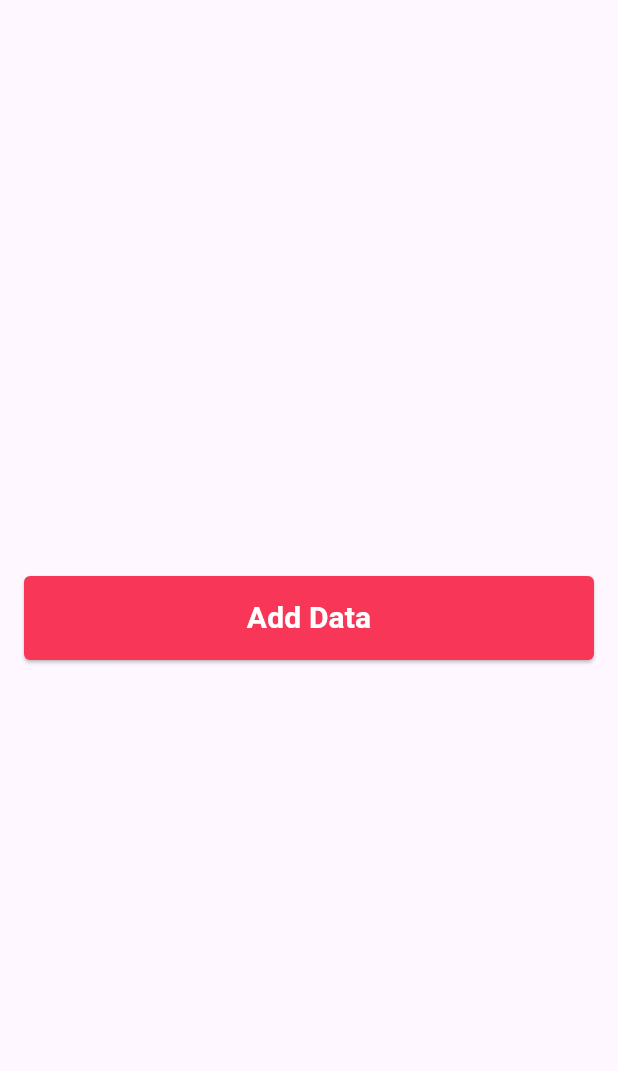
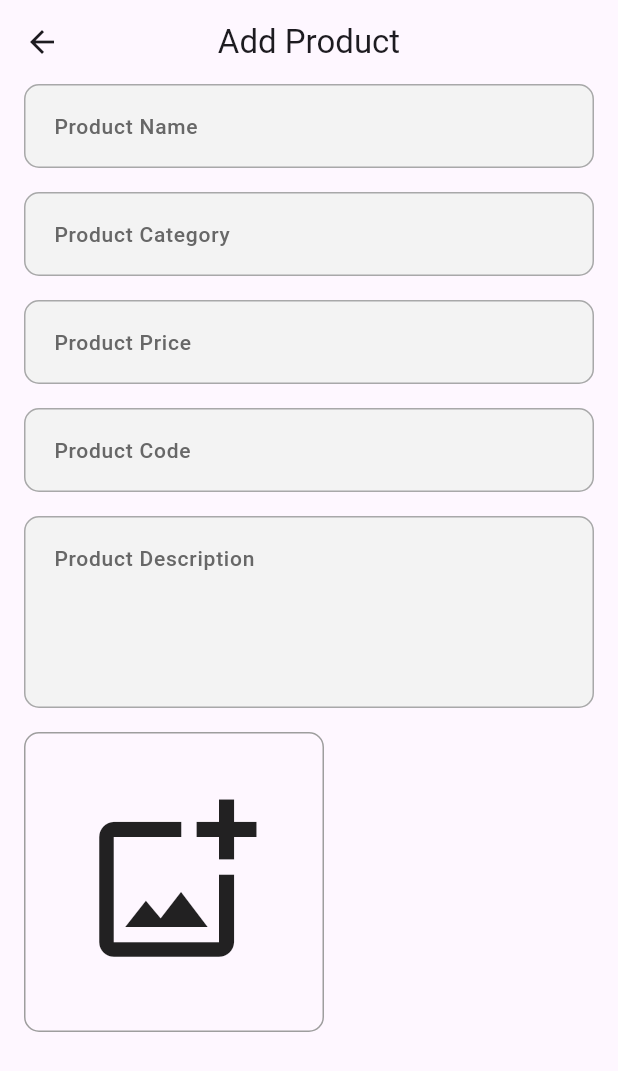
Before and after one commit to Ahmedmo1910/stylish_dashboard, a Flutter app: the screen it shows after launch, after a tap on "Add Data", on a phone screen of 412 x 824 dp. Shown: the top 1071 px of the screen. Run offline on Flutter 3.47's test engine with Material 3 defaults, Android fonts, the phone set to English and light mode, and no system bars; drawn by our look-alikes of skeletonizer; our stand-ins replace firebase_core, image_picker; accounts and stored records are empty; Roboto replaces fonts that are missing (Montserrat).

Commit message:
Implement Add Product feature with UI components

```diff
--- a/lib/core/helper_functions/on_generate_routes.dart
+++ b/lib/core/helper_functions/on_generate_routes.dart
@@ -1,10 +1,13 @@
 import 'package:flutter/material.dart';
+import 'package:stylish_dashboard/features/add_product/presentation/view/add_product_screen.dart';
 import 'package:stylish_dashboard/features/dashboard/view/dashboard_screen.dart';
 
 Route<dynamic> onGenerateRoute(RouteSettings settings) {
   switch (settings.name) {
     case DashboardScreen.routeName:
       return MaterialPageRoute(builder: (context) => const DashboardScreen());
+    case AddProductScreen.routeName:
+      return MaterialPageRoute(builder: (context) => const AddProductScreen());
     default:
       return MaterialPageRoute(builder: (context) => const Scaffold());
   }
--- /dev/null
+++ b/lib/core/widgets/build_app_bar.dart
@@ -0,0 +1,8 @@
+import 'package:flutter/material.dart';
+
+AppBar buildAppBar(String text) {
+  return AppBar(
+    title: Text(text),
+    centerTitle: true,
+  );
+}
--- /dev/null
+++ b/lib/core/widgets/custom_text_form_field.dart
@@ -0,0 +1,86 @@
+//import 'package:ecommerce/views/widgets/toastification_widget.dart';
+import 'package:flutter/material.dart';
+import 'package:stylish_dashboard/core/utils/app_colors.dart';
+import 'package:stylish_dashboard/core/utils/app_text_styles.dart';
+
+class CustomTextFormField extends StatelessWidget {
+  final TextEditingController? controller;
+  final String? hintText;
+  final void Function(String?)? onSaved;
+  final TextInputType? keyboardType;
+  final Color? fillColor;
+  final bool obscureText;
+  final Widget? suffixIcon;
+  final Widget? prefixIcon;
+  final int? maxLines;
+
+  const CustomTextFormField({
+    super.key,
+    this.controller,
+    this.hintText,
+    this.onSaved,
+    this.keyboardType,
+    this.fillColor = const Color(0xFFF3F3F3),
+    this.obscureText = false,
+    this.suffixIcon,
+    this.prefixIcon,
+    this.maxLines = 1,
+  });
+
+  @override
+  Widget build(BuildContext context) {
+    return TextFormField(
+      maxLines: maxLines,
+      controller: controller,
+      validator: (input) {
+        if (input == null || input.isEmpty) {
+          /*
+          ToastificationWidget.showError(
+            context,
+            title: "Error",
+            description: "Please Enter your $hintText",
+          );*/
+          return "Please Enter your $hintText";
+        }
+        return null;
+      },
+      autofillHints: const [
+        AutofillHints.email,
+        AutofillHints.password,
+        AutofillHints.name,
+        AutofillHints.telephoneNumber
+      ],
+      cursorColor: AppColors.primaryColor,
+      obscureText: obscureText,
+      decoration: InputDecoration(
+        hintText: hintText,
+        hintStyle: AppTextStyles.regular14.copyWith(
+          color: const Color(0xFF676767),
+        ),
+        filled: true,
+        fillColor: fillColor,
+        prefixIcon: prefixIcon,
+        suffixIcon: suffixIcon,
+        contentPadding: const EdgeInsets.symmetric(
+          horizontal: 16.0,
+          vertical: 16.0,
+        ),
+        border: buildBorder(),
+        enabledBorder: buildBorder(),
+        focusedBorder: buildBorder(),
+      ),
+      keyboardType: keyboardType,
+      onSaved: onSaved,
+    );
+  }
+
+  OutlineInputBorder buildBorder() {
+    return OutlineInputBorder(
+      borderRadius: BorderRadius.circular(10),
+      borderSide: const BorderSide(
+        color: Color(0xFFA8A8A9),
+        width: 1,
+      ),
+    );
+  }
+}
--- /dev/null
+++ b/lib/features/add_product/presentation/view/add_product_screen.dart
@@ -0,0 +1,15 @@
+import 'package:flutter/material.dart';
+import 'package:stylish_dashboard/core/widgets/build_app_bar.dart';
+import 'package:stylish_dashboard/features/add_product/presentation/view/widgets/add_product_view_body.dart';
+
+class AddProductScreen extends StatelessWidget {
+  const AddProductScreen({super.key});
+  static const routeName = 'addProduct';
+  @override
+  Widget build(BuildContext context) {
+    return Scaffold(
+      appBar: buildAppBar('Add Product'),
+      body: const AddProductViewBody(),
+    );
+  }
+}
--- /dev/null
+++ b/lib/features/add_product/presentation/view/widgets/add_product_view_body.dart
@@ -0,0 +1,64 @@
+import 'package:flutter/material.dart';
+import 'package:stylish_dashboard/core/widgets/custom_text_form_field.dart';
+
+import 'image_field.dart';
+
+class AddProductViewBody extends StatefulWidget {
+  const AddProductViewBody({super.key});
+
+  @override
+  State<AddProductViewBody> createState() => _AddProductViewBodyState();
+}
+
+class _AddProductViewBodyState extends State<AddProductViewBody> {
+  final GlobalKey<FormState> _formKey = GlobalKey<FormState>();
+  AutovalidateMode autovalidateMode = AutovalidateMode.disabled;
+
+  @override
+  Widget build(BuildContext context) {
+    return SingleChildScrollView(
+      child: Form(
+        key: _formKey,
+        autovalidateMode: autovalidateMode,
+        child:  Padding(
+          padding:const EdgeInsets.symmetric(horizontal: 16),
+          child: Column(
+            crossAxisAlignment: CrossAxisAlignment.start,
+            children: [
+              CustomTextFormField(
+                hintText: 'Product Name',
+              ),
+              SizedBox(height: 16),
+              CustomTextFormField(
+                hintText: 'Product Category',
+              ),
+              SizedBox(height: 16),
+              CustomTextFormField(
+                hintText: 'Product Price',
+                keyboardType: TextInputType.number,
+              ),
+              SizedBox(height: 16),
+              CustomTextFormField(
+                hintText: 'Product Code',
+                keyboardType: TextInputType.number,
+              ),
+              SizedBox(height: 16),
+              CustomTextFormField(
+                maxLines: 4,
+                hintText: 'Product Description',
+              ),
+              SizedBox(height: 16),
+              Row(
+                children: [
+                  ImageField(
+                    onFileChanged: (image){},
+                  ),
+                ],
+              ),
+            ],
+          ),
+        ),
+      ),
+    );
+  }
+}
--- /dev/null
+++ b/lib/features/add_product/presentation/view/widgets/image_field.dart
@@ -0,0 +1,80 @@
+import 'dart:io';
+
+import 'package:flutter/material.dart';
+import 'package:image_picker/image_picker.dart';
+import 'package:skeletonizer/skeletonizer.dart';
+
+class ImageField extends StatefulWidget {
+  const ImageField({super.key, required this.onFileChanged});
+
+  final ValueChanged<File?> onFileChanged;
+
+  @override
+  State<ImageField> createState() => _ImageFieldState();
+}
+
+class _ImageFieldState extends State<ImageField> {
+  bool isLoading = false;
+  File? fileImage;
+  @override
+  Widget build(BuildContext context) {
+    return Skeletonizer(
+      enabled: isLoading,
+      child: GestureDetector(
+        onTap: () async {
+          isLoading = true;
+          setState(() {});
+          try {
+            await pickImage();
+          } on Exception catch (e) {
+            isLoading = false;
+            setState(() {});
+          }
+          isLoading = false;
+          setState(() {});
+        },
+        child: Stack(
+          children: [
+            Container(
+              width: 200,
+              height: 200,
+              decoration: BoxDecoration(
+                  borderRadius: BorderRadius.circular(10),
+                  border: Border.all(color: Colors.grey)),
+              child: fileImage != null
+                  ? ClipRRect(
+                      borderRadius: BorderRadius.circular(10),
+                      child: Image.file(fileImage!))
+                  : const Icon(
+                      Icons.add_photo_alternate_outlined,
+                      size: 120.0,
+                    ),
+            ),
+            Visibility(
+              visible: fileImage != null,
+              child: IconButton(
+                onPressed: () {
+                  fileImage = null;
+                  widget.onFileChanged(null);
+                  setState(() {});
+                },
+                icon: const Icon(
+                  Icons.delete_forever_outlined,
+                ),
+                iconSize: 35,
+              ),
+            )
+          ],
+        ),
+      ),
+    );
+  }
+
+  Future<void> pickImage() async {
+    final ImagePicker picker = ImagePicker();
+
+    final XFile? image = await picker.pickImage(source: ImageSource.gallery);
+    fileImage = File(image!.path);
+    widget.onFileChanged(fileImage!);
+  }
+}
--- a/lib/features/dashboard/view/widgets/dashboard_view_body.dart
+++ b/lib/features/dashboard/view/widgets/dashboard_view_body.dart
@@ -1,5 +1,6 @@
 import 'package:flutter/material.dart';
 import 'package:stylish_dashboard/core/widgets/custom_button.dart';
+import 'package:stylish_dashboard/features/add_product/presentation/view/add_product_screen.dart';
 
 class DashboardViewBody extends StatelessWidget {
   const DashboardViewBody({super.key});
@@ -14,7 +15,9 @@ class DashboardViewBody extends StatelessWidget {
           MainButton(
             hasCircularBorder: true,
             text: 'Add Data',
-            onTap: (){},
+            onTap: () {
+              Navigator.pushNamed(context, AddProductScreen.routeName);
+            },
           )
         ],
       ),
--- a/pubspec.yaml
+++ b/pubspec.yaml
@@ -36,6 +36,8 @@ dependencies:
   # Use with the CupertinoIcons class for iOS style icons.
   cupertino_icons: ^1.0.8
   firebase_core: ^4.0.0
+  image_picker: ^1.1.2
+  skeletonizer: ^1.4.3
 
 dev_dependencies:
   flutter_test:
```
Also changed, not shown: pubspec.lock, 6 other files.
